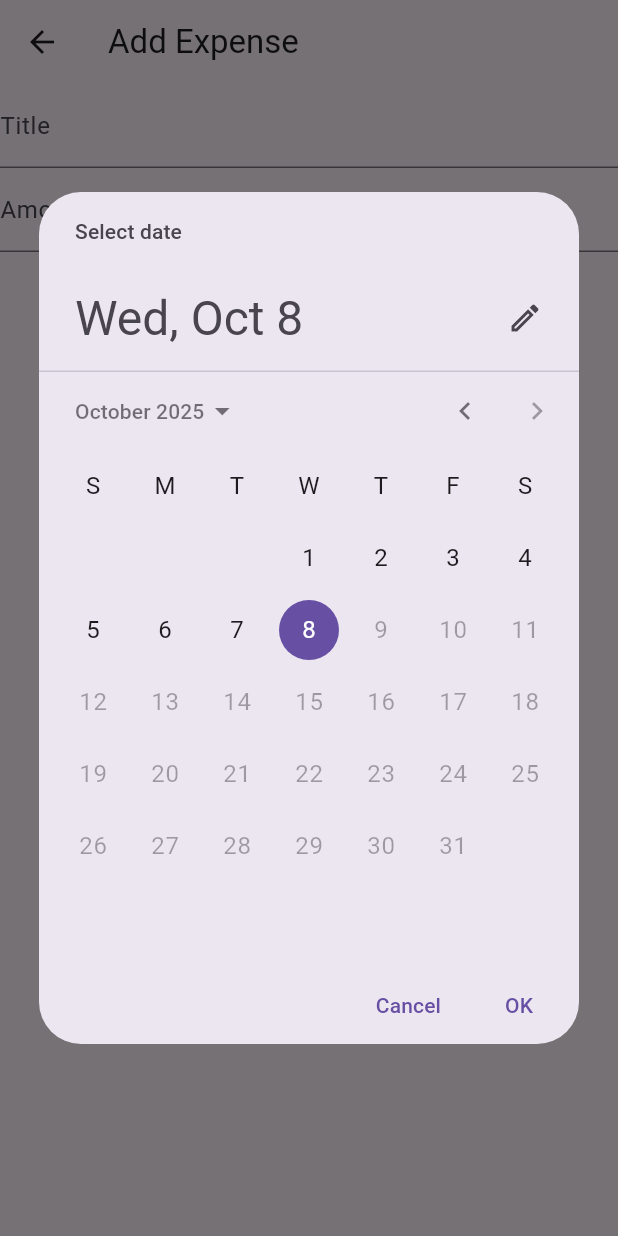
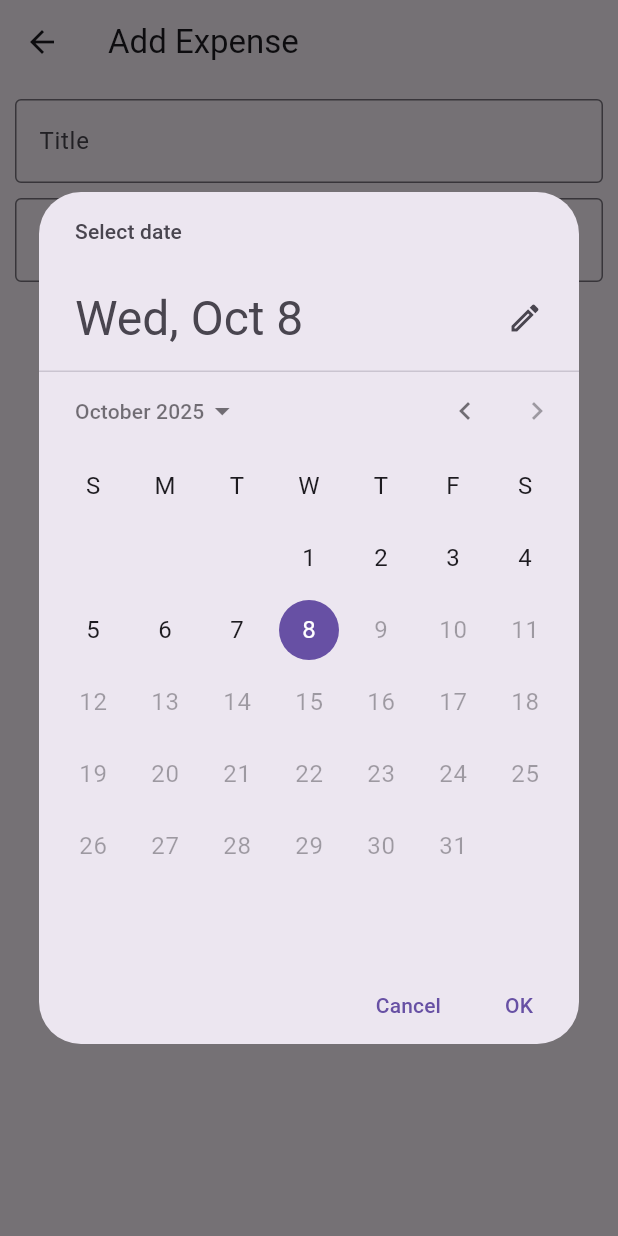
Before and after one commit to ramlanrinos/expense-tracker, a Flutter app: the AddExpenseScreen screen opened by its route, after a tap on "Select Date", on a phone screen of 412 x 824 dp. Run offline on Flutter 3.47's test engine with Material 3 defaults, Android fonts, the phone set to English and light mode, and no system bars.

Commit message:
AddExpense form's TextField changed

```diff
--- a/lib/screens/add_expense_screen.dart
+++ b/lib/screens/add_expense_screen.dart
@@ -9,10 +9,13 @@ class AddExpenseScreen extends StatefulWidget {
 }
 
 class _AddExpenseScreenState extends State<AddExpenseScreen> {
-  final _titleController = TextEditingController();
-  final _amountController = TextEditingController();
+  final TextEditingController _titleController = TextEditingController();
+  final TextEditingController _amountController = TextEditingController();
   DateTime? _selectedDate;
 
+  // A key used to identify and manage the state of the Form widget in UI.
+  // _formKey.currentState?.validate() → to check if inputs are valid.
+  // _formKey.currentState?.reset() → to clear the form.
   final _formKey = GlobalKey<FormState>();
 
   void showDatepicker() async {
@@ -20,7 +23,7 @@ class _AddExpenseScreenState extends State<AddExpenseScreen> {
       context: context,
       firstDate: DateTime(2020),
       lastDate: DateTime.now(),
-      initialDate: _selectedDate == null ? DateTime.now() : _selectedDate,
+      initialDate: _selectedDate ?? DateTime.now(),
     );
 
     if (pickedDate != null) {
@@ -47,7 +50,11 @@ class _AddExpenseScreenState extends State<AddExpenseScreen> {
       //   "amount": amount,
       // };
 
-      final newExpense = ExpenseModel(title: title, date: _selectedDate, amount: amount);
+      final newExpense = ExpenseModel(
+        title: title,
+        date: _selectedDate,
+        amount: amount,
+      );
 
       Navigator.pop(context, newExpense);
     }
@@ -68,10 +75,17 @@ class _AddExpenseScreenState extends State<AddExpenseScreen> {
       appBar: AppBar(title: Text("Add Expense")),
       body: Form(
         key: _formKey,
+        child: Container(
+          padding: EdgeInsets.all(10),
           child: Column(
             children: [
               TextFormField(
-              decoration: InputDecoration(labelText: "Title"),
+                decoration: InputDecoration(
+                  labelText: "Title",
+                  border: OutlineInputBorder(
+                    borderSide: BorderSide(width: 2, style: BorderStyle.solid),
+                  ),
+                ),
                 controller: _titleController,
                 validator: (value) {
                   if (value == null || value.isEmpty) {
@@ -80,9 +94,15 @@ class _AddExpenseScreenState extends State<AddExpenseScreen> {
                   return null;
                 },
               ),
+              SizedBox(height: 10),
               TextFormField(
                 keyboardType: TextInputType.number,
-              decoration: InputDecoration(labelText: "Amount"),
+                decoration: InputDecoration(
+                  labelText: "Amount",
+                  border: OutlineInputBorder(
+                    borderSide: BorderSide(width: 2, style: BorderStyle.solid),
+                  ),
+                ),
                 controller: _amountController,
                 validator: (value) {
                   if (value == null || value.isEmpty) {
@@ -94,6 +114,7 @@ class _AddExpenseScreenState extends State<AddExpenseScreen> {
                   return null;
                 },
               ),
+              SizedBox(height: 10),
               Text(
                 _selectedDate == null
                     ? "No date selected"
@@ -108,7 +129,6 @@ class _AddExpenseScreenState extends State<AddExpenseScreen> {
                 children: [
                   ElevatedButton(
                     onPressed: () => submitForm(),
-                  child: Text("Add Expense"),
                     style: ElevatedButton.styleFrom(
                       backgroundColor: Colors.indigoAccent,
                       foregroundColor: Colors.white,
@@ -116,11 +136,11 @@ class _AddExpenseScreenState extends State<AddExpenseScreen> {
                         borderRadius: BorderRadius.circular(8.0),
                       ),
                     ),
+                    child: Text("Add Expense"),
                   ),
                   SizedBox(width: 15.0),
                   ElevatedButton(
                     onPressed: () => resetForm(),
-                  child: Text("Rest"),
                     style: ElevatedButton.styleFrom(
                       backgroundColor: Colors.redAccent,
                       foregroundColor: Colors.white,
@@ -128,12 +148,14 @@ class _AddExpenseScreenState extends State<AddExpenseScreen> {
                         borderRadius: BorderRadius.circular(8.0),
                       ),
                     ),
+                    child: Text("Rest"),
                   ),
                 ],
               ),
             ],
           ),
         ),
+      ),
     );
   }
 }
```
Also changed, not shown: 1 other file. Lines whose indentation alone changed are shown as unchanged.
